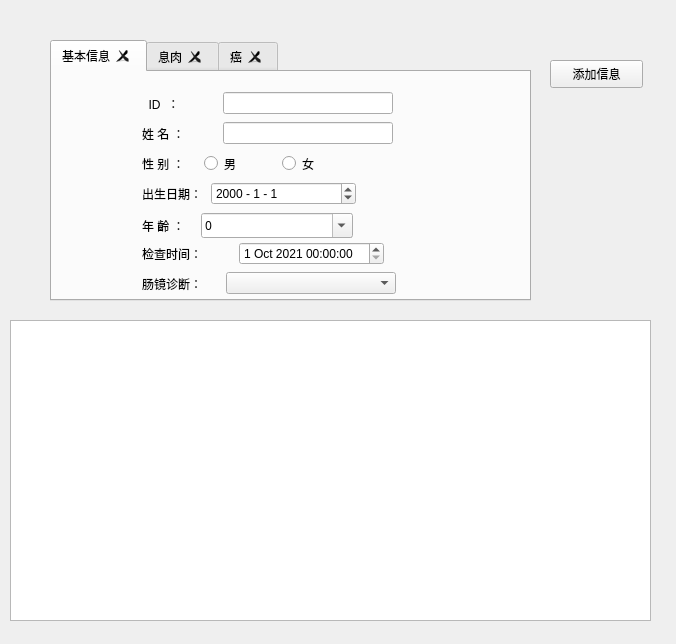
Before: the Qt Designer form MyWindows.ui in xiebingjun777/Pyqt5-in-exceltool, drawn with Qt 5.
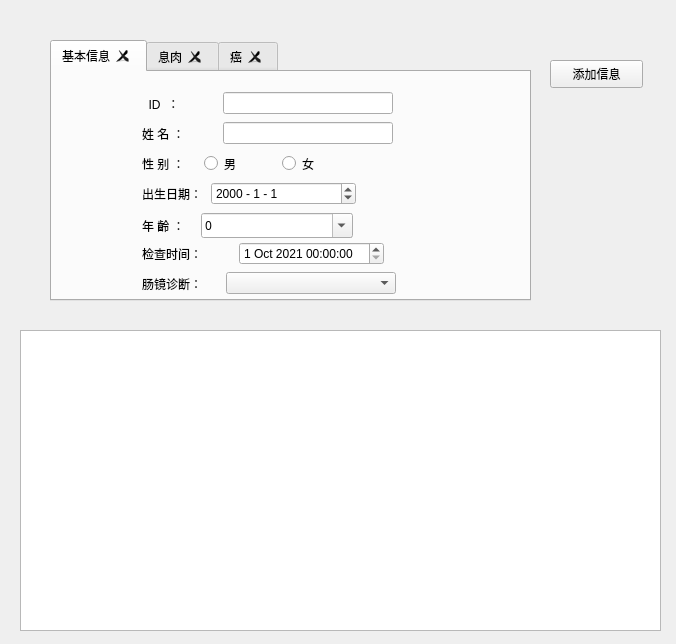
After: the same form once the commit is applied.

The edit to the form file:
```diff
--- a/MyWindows.ui
+++ b/MyWindows.ui
@@ -1055,8 +1055,8 @@
    <widget class="QTableView" name="tableView">
     <property name="geometry">
      <rect>
-      <x>10</x>
-      <y>320</y>
+      <x>20</x>
+      <y>330</y>
       <width>641</width>
       <height>301</height>
      </rect>
```
